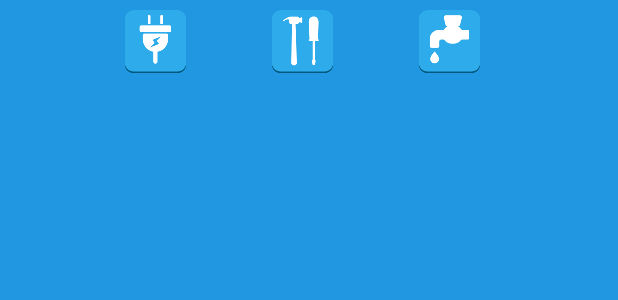
After one commit to LucasMarlon/Dcasa, an Android app: the layout actionbar_custom_view.xml on its own in the app's theme, with its tools: preview values and no code run, on a phone screen of 412 x 824 dp. The commit adds this screen. Shown: the top 300 px of the screen. Run offline under Robolectric (Android 15) with nearby library versions, the phone set to English and light mode, and no system bars.

Commit message:
inserindo toolbar personalizado

```diff
--- /dev/null
+++ b/Dcasa/app/src/main/res/layout/actionbar_custom_view.xml
@@ -0,0 +1,36 @@
+<android.support.v7.widget.Toolbar
+    android:theme="@style/AppTheme.Toolbar"
+    xmlns:android="http://schemas.android.com/apk/res/android"
+    android:layout_width="match_parent"
+    android:layout_alignParentBottom="true"
+    android:layout_height="wrap_content"
+    android:background="@color/colorPrimary"
+    >
+
+    <android.support.v7.widget.LinearLayoutCompat
+        android:layout_width="wrap_content"
+        android:layout_height="wrap_content"
+        android:layout_marginLeft="80dp"
+        android:background="@color/colorPrimary">
+
+        <ImageView
+            android:layout_width="wrap_content"
+            android:layout_height="wrap_content"
+            android:src="@mipmap/light_blue_electrician_button"
+            />
+        <ImageView
+            android:layout_width="wrap_content"
+            android:layout_height="wrap_content"
+            android:layout_marginLeft="50dp"
+            android:src="@mipmap/light_blue_fitter_button"
+            />
+        <ImageView
+            android:layout_width="wrap_content"
+            android:layout_height="wrap_content"
+            android:layout_marginLeft="50dp"
+            android:src="@mipmap/light_blue_plumber_button"
+            />
+    </android.support.v7.widget.LinearLayoutCompat>
+
+
+</android.support.v7.widget.Toolbar>
--- a/Dcasa/app/src/main/res/layout/activity_maps.xml
+++ b/Dcasa/app/src/main/res/layout/activity_maps.xml
@@ -2,7 +2,8 @@
     android:layout_width="match_parent"
     android:layout_height="match_parent"
     xmlns:android="http://schemas.android.com/apk/res/android"
-    android:orientation="vertical">
+    android:orientation="vertical"
+    android:background="@color/colorPrimary">
 
 <LinearLayout
     android:layout_width="match_parent"
--- a/Dcasa/app/src/main/res/values/colors.xml
+++ b/Dcasa/app/src/main/res/values/colors.xml
@@ -1,6 +1,6 @@
 <?xml version="1.0" encoding="utf-8"?>
 <resources>
-    <color name="colorPrimary">#3F51B5</color>
+    <color name="colorPrimary">#2097E0</color>
     <color name="colorPrimaryDark">#303F9F</color>
-    <color name="colorAccent">#FF4081</color>
+    <color name="colorWhite">#FFFFFF</color>
 </resources>
--- a/Dcasa/app/src/main/res/values/styles.xml
+++ b/Dcasa/app/src/main/res/values/styles.xml
@@ -2,7 +2,11 @@
 
     <!-- Base application theme. -->
     <style name="AppTheme" parent="Theme.AppCompat.Light.DarkActionBar">
-        <!-- Customize your theme here. -->
+        <item name="android:textColorPrimary">@color/colorWhite</item>
+        <item name="android:background">@color/colorPrimary</item>
+        <item name="selectableItemBackground">?android:selectableItemBackground</item>
+        <item name="selectableItemBackgroundBorderless">?android:selectableItemBackground</item>
+        <item name="colorControlHighlight">@color/colorPrimaryDark</item>
     </style>
 
 </resources>
```
Also changed, not shown: Dcasa/app/src/main/java/projeto/emp/dcasa/views/MapsActivity.java (+25 -6 lines), Dcasa/app/src/main/res/values-v21/styles.xml (+8 -0 lines), 2 other files.
